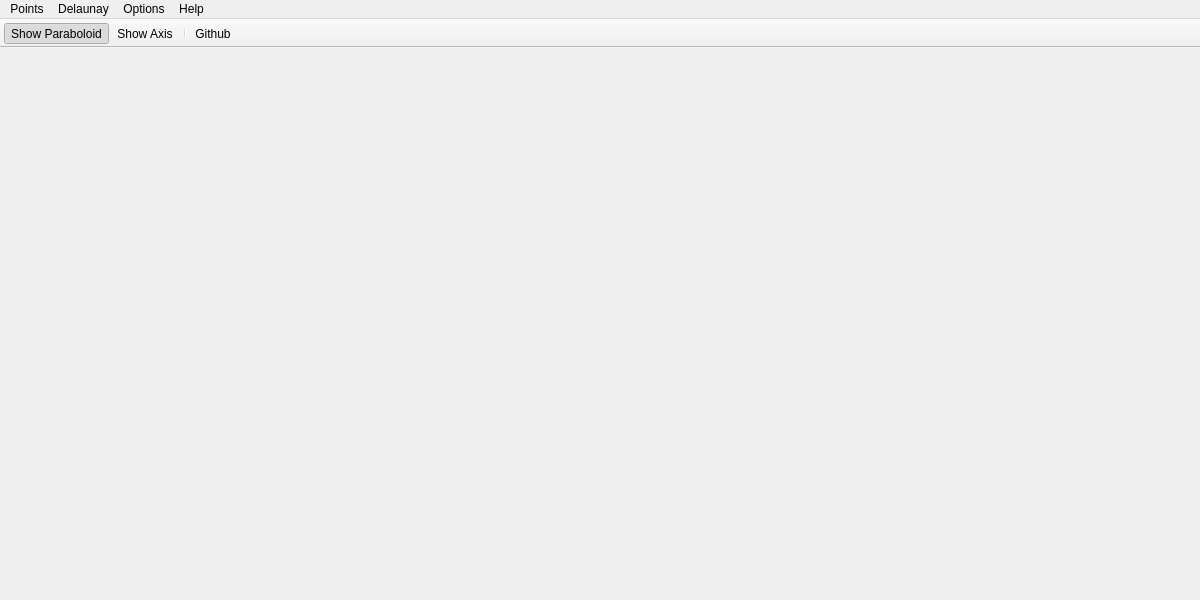
Old version of the form mainwindow.ui in the repository qiaone/delaunay.
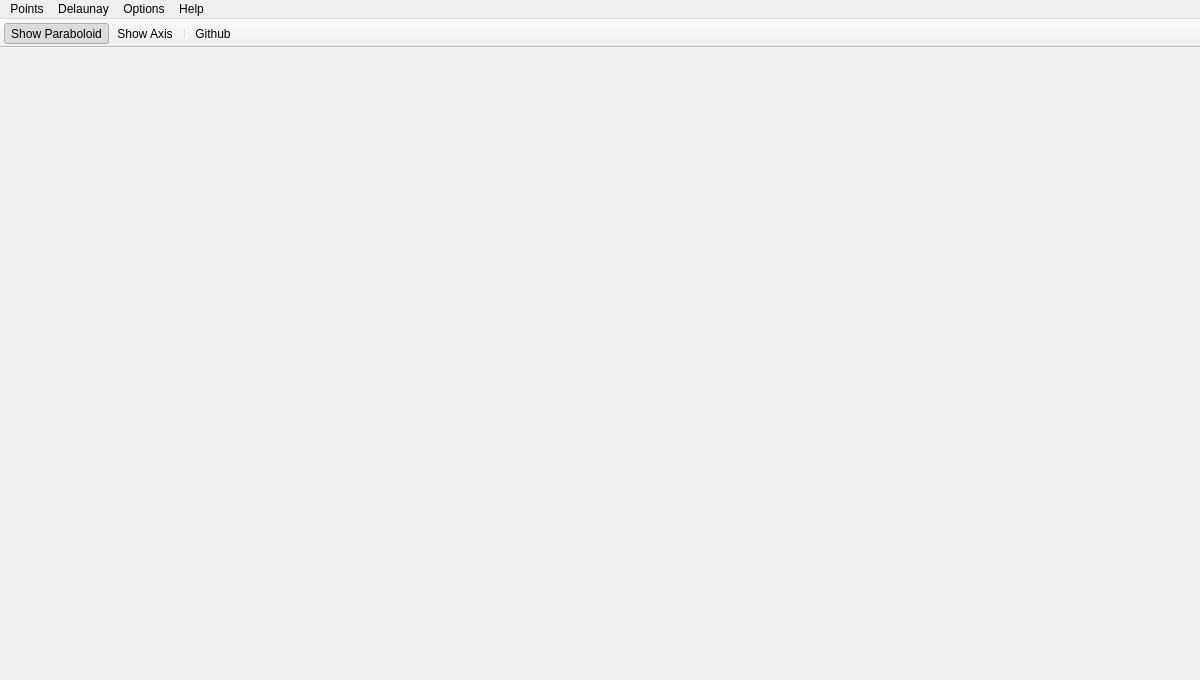
New version of the form. Icons and pictures are not drawn. Custom widgets are drawn as their Qt base class.

Diff of the .ui file:
```diff
--- a/mainwindow.ui
+++ b/mainwindow.ui
@@ -7,7 +7,7 @@
     <x>0</x>
     <y>0</y>
     <width>1200</width>
-    <height>600</height>
+    <height>680</height>
    </rect>
   </property>
   <property name="windowTitle">
```
